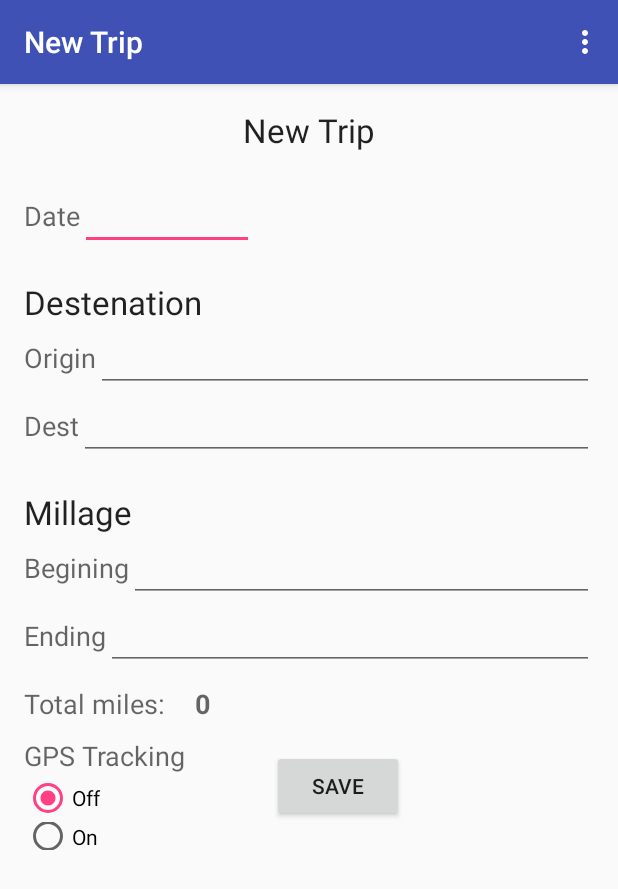
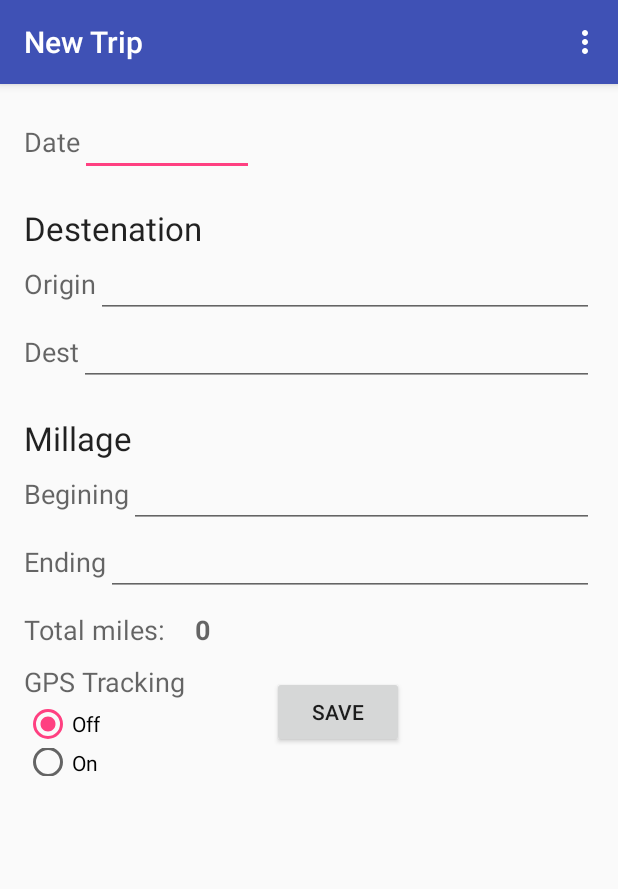
Before and after one commit to juanrazo/MillageTracker, an Android app: the screen it shows after launch (NewTrip), in the options menu, after a tap on "New Trip", on a phone screen of 412 x 824 dp. Shown: the top 889 px of the screen. Run offline under Robolectric (Android 15) with nearby library versions, the phone set to English and light mode, and no system bars.

Commit message:
Final Project

```diff
--- a/app/src/main/java/edu/utep/cs/cs4330/millagetracker/DataBaseActivity.java
+++ b/app/src/main/java/edu/utep/cs/cs4330/millagetracker/DataBaseActivity.java
@@ -23,7 +23,6 @@ public class DataBaseActivity extends AppCompatActivity {
             SQLiteDatabase mileDatabase = this.openOrCreateDatabase("Miles", MODE_PRIVATE, null);
             mileDatabase.execSQL("CREATE TABLE IF NOT EXISTS trip (id INTEGER PRIMARY KEY, date VARCHAR, origin VARCHAR, destination VARCHAR, begin INT(4), end INT(4))");
 
-
         }
         catch (Exception e){
             e.printStackTrace();
@@ -47,18 +46,21 @@ public class DataBaseActivity extends AppCompatActivity {
 
         //noinspection SimplifiableIfStatement
         if (id == R.id.trips) {
+            mileDatabase.close();
             Intent intent = new Intent(getApplicationContext(), MainActivity.class);
             startActivity(intent);
             Log.i("Menu", " Trips");
             return true;
         }
 
-        if (id == R.id.action_settings) {
-            Log.i("Menu", " Settings");
-            return true;
-        }
+//        if (id == R.id.action_settings) {
+//            mileDatabase.close();
+//            Log.i("Menu", " Settings");
+//            return true;
+//        }
 
         if (id == R.id.newtrips){
+            mileDatabase.close();
             Intent intent = new Intent(getApplicationContext(), NewTrip.class);
             startActivity(intent);
             Log.i("Menu", "New Trip");
@@ -66,6 +68,7 @@ public class DataBaseActivity extends AppCompatActivity {
         }
 
         if (id == R.id.reports){
+            mileDatabase.close();
             Intent intent = new Intent(getApplicationContext(), ExportReport.class);
             startActivity(intent);
             Log.i("Menu", "Reports");
--- a/app/src/main/java/edu/utep/cs/cs4330/millagetracker/MainActivity.java
+++ b/app/src/main/java/edu/utep/cs/cs4330/millagetracker/MainActivity.java
@@ -31,14 +31,11 @@ public class MainActivity extends DataBaseActivity {
         setSupportActionBar(toolbar);
         tripListView = (ListView) findViewById(R.id.tripListView);
         loadList();
-
-
     }
 
     @Override
     public void onResume(){
         super.onResume();
-        loadList();
     }
 
     private void loadList(){
--- a/app/src/main/res/layout/content_new_trip.xml
+++ b/app/src/main/res/layout/content_new_trip.xml
@@ -17,14 +17,14 @@
         android:layout_width="match_parent"
         android:layout_height="wrap_content">
 
-        <TextView
-            android:layout_width="wrap_content"
-            android:layout_height="wrap_content"
-            android:textAppearance="?android:attr/textAppearanceLarge"
-            android:text="New Trip"
-            android:id="@+id/textView3"
-            android:layout_gravity="center_horizontal"
-            android:layout_marginBottom="20dp" />
+        <!--<TextView-->
+            <!--android:layout_width="wrap_content"-->
+            <!--android:layout_height="wrap_content"-->
+            <!--android:textAppearance="?android:attr/textAppearanceLarge"-->
+            <!--android:text="New Trip"-->
+            <!--android:id="@+id/textView3"-->
+            <!--android:layout_gravity="center_horizontal"-->
+            <!--android:layout_marginBottom="20dp" />-->
 
         <LinearLayout
             android:orientation="horizontal"
--- a/app/src/main/res/menu/menu_main.xml
+++ b/app/src/main/res/menu/menu_main.xml
@@ -8,11 +8,11 @@
         android:orderInCategory="100"
         android:title="Trips"
         app:showAsAction="never" />
-    <item
-        android:id="@+id/action_settings"
-        android:orderInCategory="200"
-        android:title="@string/action_settings"
-        app:showAsAction="never" />
+    <!--<item-->
+        <!--android:id="@+id/action_settings"-->
+        <!--android:orderInCategory="200"-->
+        <!--android:title="@string/action_settings"-->
+        <!--app:showAsAction="never" />-->
 
     <item
         android:id="@+id/newtrips"
```
Also changed, not shown: app/src/main/java/edu/utep/cs/cs4330/millagetracker/NewTrip.java (+65 -44 lines).
